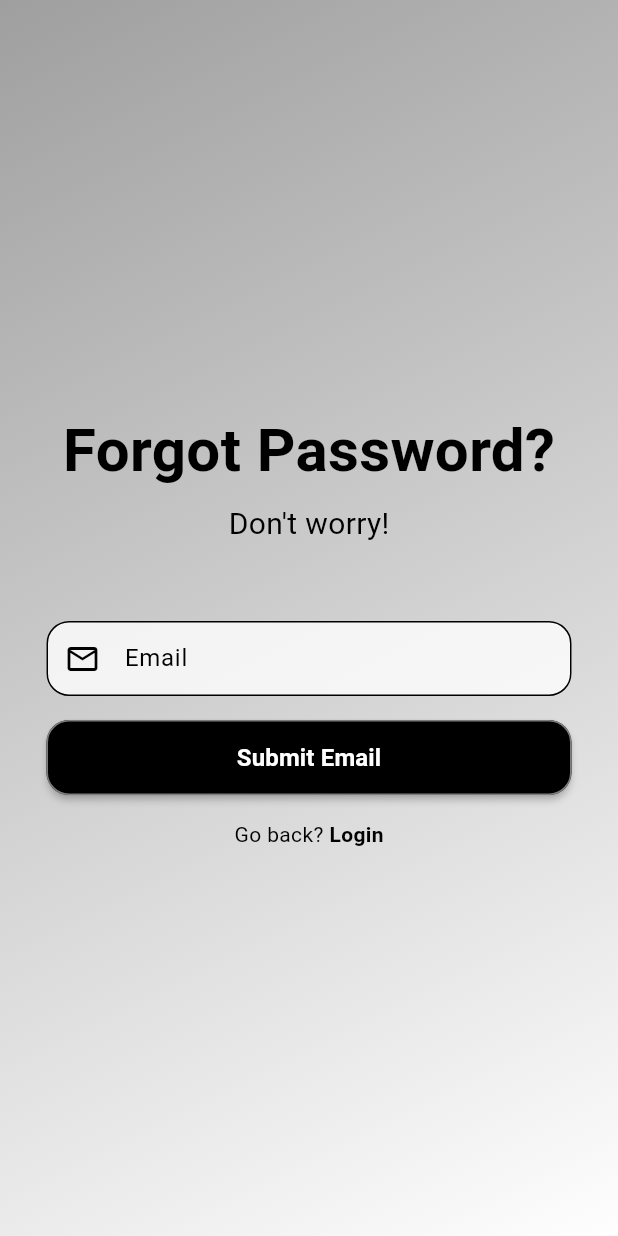
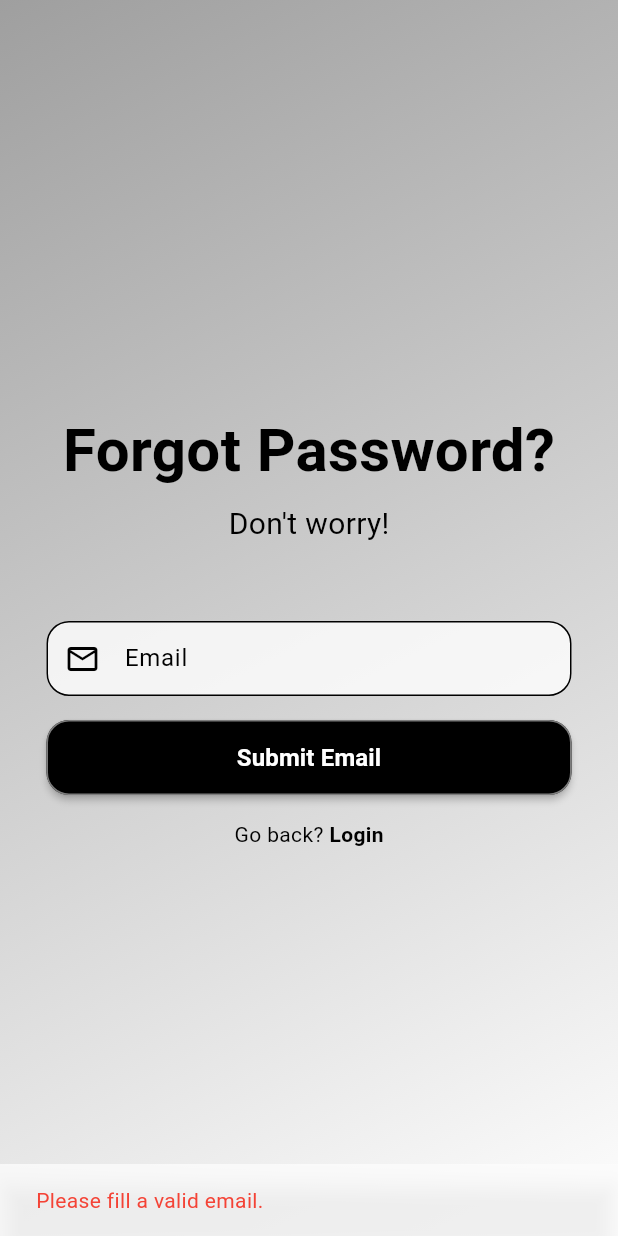
Before and after one commit to NamanGoyalK/Huddle-Flutter-App, a Flutter app: the ForgotPasswordPage screen opened directly, after a tap on "Submit Email", on a phone screen of 412 x 824 dp. Run offline on Flutter 3.47's test engine with Material 3 defaults, Android fonts, the phone set to English and light mode, and no system bars; our stand-ins replace cloud_firestore, equatable, firebase_auth, firebase_core, flutter_bloc, font_awesome_flutter and 2 more; missing offline and left inert: email_otp; accounts and stored records are empty; generated files the repository leaves out were written again.

Commit message:
Add password reset functionality: implement email sending, timer for button cooldown, and state management in ForgotPasswordPage.

```diff
--- a/lib/features/auth/data/firebase_auth_repo.dart
+++ b/lib/features/auth/data/firebase_auth_repo.dart
@@ -157,4 +157,14 @@ class FirebaseAuthRepo implements AuthRepo {
       print('$context: $e');
     }
   }
+
+  @override
+  Future<void> sendPasswordResetLink(String email) async {
+    try {
+      await firebaseAuth.sendPasswordResetEmail(email: email);
+    } catch (e) {
+      _logError('Error sending email', e);
+      throw Exception('Failed to send email: ${e.toString()}');
+    }
+  }
 }
--- a/lib/features/auth/domain/repos/auth_repo.dart
+++ b/lib/features/auth/domain/repos/auth_repo.dart
@@ -12,6 +12,9 @@ abstract class AuthRepo {
     String email,
     String password,
   );
+  Future<void> sendPasswordResetLink(
+    String email,
+  );
   Future<void> logout();
   Future<AppUser?> getCurrentUser();
 }
--- a/lib/features/auth/presentation/cubits/auth_cubit.dart
+++ b/lib/features/auth/presentation/cubits/auth_cubit.dart
@@ -80,4 +80,14 @@ class AuthCubit extends Cubit<AuthState> {
       emit(UnAuthenticated()); // Ensure transition out of loading state
     }
   }
+
+  Future<void> sendForgotPasswordLink(String email) async {
+    try {
+      await authRepo.sendPasswordResetLink(email);
+    } catch (e) {
+      emit(AuthError('An unexpected error occurred: $e'));
+    } finally {
+      emit(UnAuthenticated());
+    }
+  }
 }
--- a/lib/features/auth/presentation/pages/forgot_password_page.dart
+++ b/lib/features/auth/presentation/pages/forgot_password_page.dart
@@ -1,7 +1,10 @@
+import 'dart:async';
 import 'package:flutter/material.dart';
-
+import 'package:flutter_bloc/flutter_bloc.dart';
+import 'package:shared_preferences/shared_preferences.dart';
 import 'package:huddle/common/config/theme/animated_bw_background.dart';
 import 'package:huddle/common/widgets/index.dart';
+import '../cubits/auth_cubit.dart';
 
 class ForgotPasswordPage extends StatefulWidget {
   const ForgotPasswordPage({super.key});
@@ -12,10 +15,20 @@ class ForgotPasswordPage extends StatefulWidget {
 
 class ForgotPasswordPageState extends State<ForgotPasswordPage> {
   final TextEditingController _emailController = TextEditingController();
+  bool _isButtonDisabled = false;
+  Timer? _timer;
+  int _remainingSeconds = 90;
+
+  @override
+  void initState() {
+    super.initState();
+    _loadTimerState();
+  }
 
   @override
   void dispose() {
     _emailController.dispose();
+    _timer?.cancel();
     super.dispose();
   }
 
@@ -73,9 +86,86 @@ class ForgotPasswordPageState extends State<ForgotPasswordPage> {
 
   Widget _buildSendEmailButton() {
     return ColoredButton(
-      onPressed: () {},
-      labelText: 'Submit Email',
+      onPressed: _isButtonDisabled ? null : submitEmail,
+      labelText: _isButtonDisabled
+          ? 'Please wait $_remainingSeconds s'
+          : 'Submit Email',
     );
+  }
+
+  void submitEmail() {
+    final String email = _emailController.text.trim();
+
+    final authCubit = context.read<AuthCubit>();
+
+    if (email.isNotEmpty) {
+      authCubit.sendForgotPasswordLink(email);
+      setState(() {
+        _isButtonDisabled = true;
+        _remainingSeconds = 90;
+      });
+      FocusScope.of(context).unfocus(); // Hide keyboard
+      _startTimer();
+      _saveTimerState();
+      ScaffoldMessenger.of(context).showSnackBar(
+        SnackBar(
+          content: const Text(
+            'Email sent! Please check your inbox and junk folder.',
+            style: TextStyle(color: Colors.green),
+          ),
+          backgroundColor: Theme.of(context).colorScheme.surface,
+        ),
+      );
+    } else {
+      ScaffoldMessenger.of(context).hideCurrentSnackBar();
+      ScaffoldMessenger.of(context).showSnackBar(
+        SnackBar(
+          content: const Text(
+            'Please fill a valid email.',
+            style: TextStyle(color: Colors.red),
+          ),
+          backgroundColor: Theme.of(context).colorScheme.surface,
+        ),
+      );
+    }
+  }
+
+  void _startTimer() {
+    _timer = Timer.periodic(const Duration(seconds: 1), (timer) {
+      setState(() {
+        if (_remainingSeconds > 0) {
+          _remainingSeconds--;
+          _saveTimerState();
+        } else {
+          _isButtonDisabled = false;
+          _timer?.cancel();
+          _clearTimerState();
+        }
+      });
+    });
+  }
+
+  Future<void> _saveTimerState() async {
+    final prefs = await SharedPreferences.getInstance();
+    await prefs.setBool('isButtonDisabled', _isButtonDisabled);
+    await prefs.setInt('remainingSeconds', _remainingSeconds);
+  }
+
+  Future<void> _loadTimerState() async {
+    final prefs = await SharedPreferences.getInstance();
+    setState(() {
+      _isButtonDisabled = prefs.getBool('isButtonDisabled') ?? false;
+      _remainingSeconds = prefs.getInt('remainingSeconds') ?? 90;
+      if (_isButtonDisabled) {
+        _startTimer();
+      }
+    });
+  }
+
+  Future<void> _clearTimerState() async {
+    final prefs = await SharedPreferences.getInstance();
+    await prefs.remove('isButtonDisabled');
+    await prefs.remove('remainingSeconds');
   }
 
   Widget _buildLoginInsteadButton(BuildContext context) {
--- a/pubspec.yaml
+++ b/pubspec.yaml
@@ -45,6 +45,7 @@ dependencies:
   marquee: ^2.3.0
   url_launcher: ^6.0.20
   font_awesome_flutter: ^10.8.0
+  email_otp: ^3.0.2
 
 dev_dependencies:
   flutter_launcher_icons: ^0.9.2
```
Also changed, not shown: lib/common/widgets/text_labels.dart (+18 -0 lines), lib/features/auth/presentation/pages/create_account_page.dart (+60 -34 lines), lib/features/home_room_status/presentation/pages/home_page.dart (+8 -7 lines).
